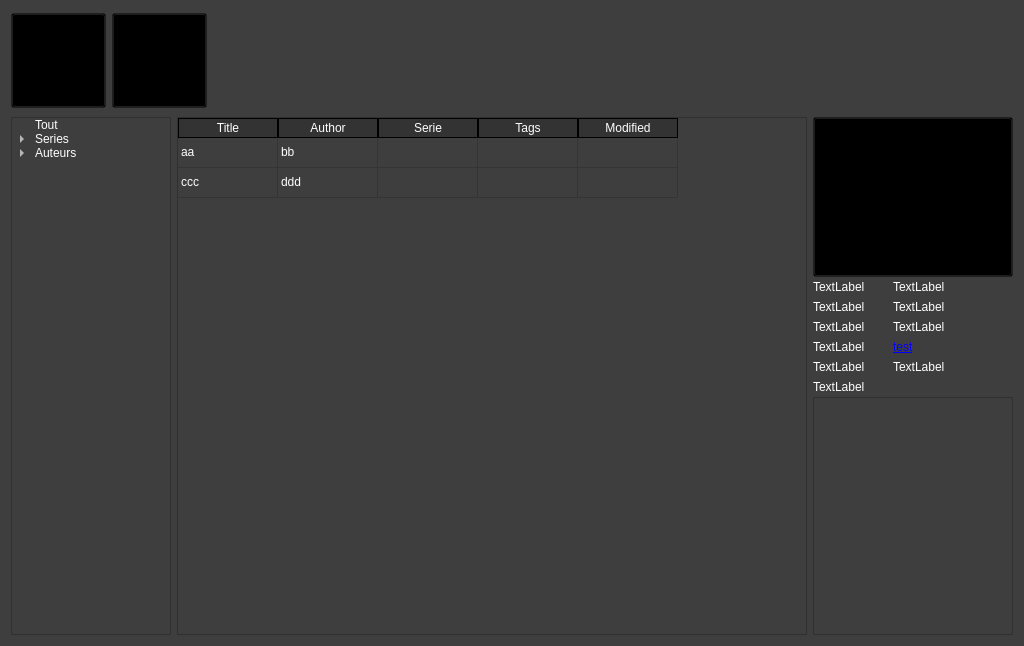
Before: the Qt Designer form home/home.ui in LordKBX/eBookCollection, drawn with Qt 5.
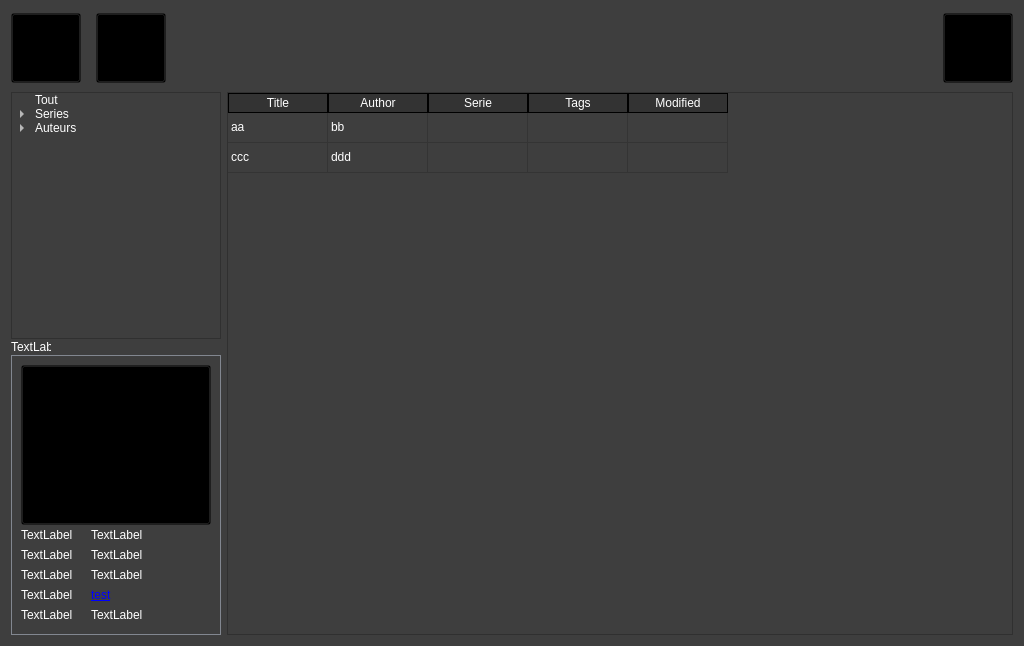
After: the same form once the commit is applied. Icons and pictures are not drawn.

Commit message: A lot of debug, put sort icon on book table view, usable left panel, change icons dirs, book openable with extern app, app icon

Diff of the .ui file:
```diff
--- a/home/home.ui
+++ b/home/home.ui
@@ -47,6 +47,18 @@
 }
 QPushButton:pressed{
 	background-color:rgb(75, 75, 75);
+}
+QFrame{
+	border-color: #828790;
+}
+QTableWidget{
+	border-color: #828790;
+}
+QTreeWidget{
+	border-color: #828790;
+}
+QLineEdit{
+	border-color: #828790;
 }</string>
   </property>
   <layout class="QVBoxLayout" name="verticalLayout_2">
@@ -55,13 +67,13 @@
      <property name="minimumSize">
       <size>
        <width>0</width>
-       <height>100</height>
+       <height>75</height>
       </size>
      </property>
      <property name="maximumSize">
       <size>
        <width>16777215</width>
-       <height>100</height>
+       <height>75</height>
       </size>
      </property>
      <property name="styleSheet">
@@ -70,22 +82,34 @@
      <property name="frameShape">
       <enum>QFrame::NoFrame</enum>
      </property>
+     <property name="verticalScrollBarPolicy">
+      <enum>Qt::ScrollBarAlwaysOff</enum>
+     </property>
      <property name="widgetResizable">
       <bool>true</bool>
      </property>
+     <property name="alignment">
+      <set>Qt::AlignLeading|Qt::AlignLeft|Qt::AlignTop</set>
+     </property>
      <widget class="QWidget" name="HeaderBlockScrollArea">
       <property name="geometry">
        <rect>
         <x>0</x>
         <y>0</y>
         <width>1006</width>
-        <height>100</height>
+        <height>75</height>
        </rect>
       </property>
       <property name="minimumSize">
        <size>
         <width>0</width>
-        <height>100</height>
+        <height>75</height>
+       </size>
+      </property>
+      <property name="maximumSize">
+       <size>
+        <width>16777215</width>
+        <height>75</height>
        </size>
       </property>
       <property name="autoFillBackground">
@@ -96,7 +120,7 @@
       </property>
       <layout class="QHBoxLayout" name="horizontalLayout">
        <property name="spacing">
-        <number>6</number>
+        <number>15</number>
        </property>
        <property name="leftMargin">
         <number>0</number>
@@ -114,14 +138,14 @@
         <widget class="QPushButton" name="HeaderBlockBtnAddBook">
          <property name="minimumSize">
           <size>
-           <width>95</width>
-           <height>95</height>
+           <width>70</width>
+           <height>70</height>
           </size>
          </property>
          <property name="maximumSize">
           <size>
-           <width>95</width>
-           <height>95</height>
+           <width>70</width>
+           <height>70</height>
           </size>
          </property>
          <property name="cursor">
@@ -142,8 +166,8 @@
          </property>
          <property name="iconSize">
           <size>
-           <width>70</width>
-           <height>70</height>
+           <width>60</width>
+           <height>60</height>
           </size>
          </property>
          <property name="autoDefault">
@@ -158,17 +182,17 @@
         </widget>
        </item>
        <item>
-        <widget class="QPushButton" name="HeaderBlockBtnSettings">
+        <widget class="QPushButton" name="HeaderBlockBtnDelBook">
          <property name="minimumSize">
           <size>
-           <width>95</width>
-           <height>95</height>
+           <width>70</width>
+           <height>70</height>
           </size>
          </property>
          <property name="maximumSize">
           <size>
-           <width>95</width>
-           <height>95</height>
+           <width>70</width>
+           <height>70</height>
           </size>
          </property>
          <property name="cursor">
@@ -177,6 +201,9 @@
          <property name="autoFillBackground">
           <bool>false</bool>
          </property>
+         <property name="styleSheet">
+          <string notr="true"/>
+         </property>
          <property name="text">
           <string/>
          </property>
@@ -186,11 +213,14 @@
          </property>
          <property name="iconSize">
           <size>
-           <width>70</width>
-           <height>70</height>
+           <width>60</width>
+           <height>60</height>
           </size>
          </property>
-         <property name="checkable">
+         <property name="autoDefault">
+          <bool>false</bool>
+         </property>
+         <property name="default">
           <bool>false</bool>
          </property>
          <property name="flat">
@@ -211,6 +241,47 @@
          </property>
         </spacer>
        </item>
+       <item>
+        <widget class="QPushButton" name="HeaderBlockBtnSettings">
+         <property name="minimumSize">
+          <size>
+           <width>70</width>
+           <height>70</height>
+          </size>
+         </property>
+         <property name="maximumSize">
+          <size>
+           <width>70</width>
+           <height>70</height>
+          </size>
+         </property>
+         <property name="cursor">
+          <cursorShape>PointingHandCursor</cursorShape>
+         </property>
+         <property name="autoFillBackground">
+          <bool>false</bool>
+         </property>
+         <property name="text">
+          <string/>
+         </property>
+         <property name="icon">
+          <iconset>
+           <normaloff>../icons/white/settings.png</normaloff>../icons/white/settings.png</iconset>
+         </property>
+         <property name="iconSize">
+          <size>
+           <width>60</width>
+           <height>60</height>
+          </size>
+         </property>
+         <property name="checkable">
+          <bool>false</bool>
+         </property>
+         <property name="flat">
+          <bool>false</bool>
+         </property>
+        </widget>
+       </item>
       </layout>
      </widget>
     </widget>
@@ -229,13 +300,13 @@
         <widget class="QTreeWidget" name="SortingBlockTree">
          <property name="minimumSize">
           <size>
-           <width>160</width>
+           <width>210</width>
            <height>0</height>
           </size>
          </property>
          <property name="maximumSize">
           <size>
-           <width>160</width>
+           <width>210</width>
            <height>16777215</height>
           </size>
          </property>
@@ -299,6 +370,363 @@
          </item>
         </widget>
        </item>
+       <item>
+        <layout class="QHBoxLayout" name="SortingBlockSearchBlock">
+         <item>
+          <widget class="QLabel" name="SortingBlockSearchLabel">
+           <property name="minimumSize">
+            <size>
+             <width>40</width>
+             <height>0</height>
+            </size>
+           </property>
+           <property name="maximumSize">
+            <size>
+             <width>40</width>
+             <height>16777215</height>
+            </size>
+           </property>
+           <property name="text">
+            <string>TextLabel</string>
+           </property>
+          </widget>
+         </item>
+         <item>
+          <widget class="QLineEdit" name="SortingBlockSearchValue">
+           <property name="maximumSize">
+            <size>
+             <width>170</width>
+             <height>16777215</height>
+            </size>
+           </property>
+           <property name="styleSheet">
+            <string notr="true">border: #828790 1px solid;</string>
+           </property>
+           <property name="readOnly">
+            <bool>true</bool>
+           </property>
+          </widget>
+         </item>
+        </layout>
+       </item>
+       <item>
+        <widget class="QFrame" name="InfoBlock_2">
+         <property name="maximumSize">
+          <size>
+           <width>200</width>
+           <height>16777215</height>
+          </size>
+         </property>
+         <property name="autoFillBackground">
+          <bool>false</bool>
+         </property>
+         <property name="styleSheet">
+          <string notr="true">QFrame{
+	color: #828790;
+	border-color: #828790;
+	border-top-width: 0px;
+}
+QLabel{
+	color: rgb(255, 255, 255);
+}</string>
+         </property>
+         <property name="frameShape">
+          <enum>QFrame::Panel</enum>
+         </property>
+         <property name="frameShadow">
+          <enum>QFrame::Plain</enum>
+         </property>
+         <layout class="QVBoxLayout" name="InfoBlock" stretch="0,0,0,0,0,0,0">
+          <property name="spacing">
+           <number>0</number>
+          </property>
+          <property name="sizeConstraint">
+           <enum>QLayout::SetMaximumSize</enum>
+          </property>
+          <item>
+           <widget class="QPushButton" name="InfoBlockCover">
+            <property name="minimumSize">
+             <size>
+              <width>190</width>
+              <height>160</height>
+             </size>
+            </property>
+            <property name="maximumSize">
+             <size>
+              <width>190</width>
+              <height>160</height>
+             </size>
+            </property>
+            <property name="styleSheet">
+             <string notr="true">background: transparent !important;</string>
+            </property>
+            <property name="text">
+             <string/>
+            </property>
+            <property name="iconSize">
+             <size>
+              <width>160</width>
+              <height>160</height>
+             </size>
+            </property>
+           </widget>
+          </item>
+          <item>
+           <layout class="QHBoxLayout" name="InfoBlockTitle">
+            <property name="spacing">
+             <number>0</number>
+            </property>
+            <property name="sizeConstraint">
+             <enum>QLayout::SetMinimumSize</enum>
+            </property>
+            <item>
+             <widget class="QLabel" name="InfoBlockTitleLabel">
+              <property name="minimumSize">
+               <size>
+                <width>70</width>
+                <height>20</height>
+               </size>
+              </property>
+              <property name="maximumSize">
+               <size>
+                <width>70</width>
+                <height>20</height>
+               </size>
+              </property>
+              <property name="text">
+               <string>TextLabel</string>
+              </property>
+             </widget>
+            </item>
+            <item>
+             <widget class="QLabel" name="InfoBlockTitleValue">
+              <property name="minimumSize">
+               <size>
+                <width>120</width>
+                <height>20</height>
+               </size>
+              </property>
+              <property name="maximumSize">
+               <size>
+                <width>120</width>
+                <height>20</height>
+               </size>
+              </property>
+              <property name="text">
+               <string>TextLabel</string>
+              </property>
+             </widget>
+            </item>
+           </layout>
+          </item>
+          <item>
+           <layout class="QHBoxLayout" name="InfoBlockSerie">
+            <property name="spacing">
+             <number>0</number>
+            </property>
+            <property name="sizeConstraint">
+             <enum>QLayout::SetMinimumSize</enum>
+            </property>
+            <item>
+             <widget class="QLabel" name="InfoBlockSerieLabel">
+              <property name="minimumSize">
+               <size>
+                <width>70</width>
+                <height>20</height>
+               </size>
+              </property>
+              <property name="maximumSize">
+               <size>
+                <width>70</width>
+                <height>20</height>
+               </size>
+              </property>
+              <property name="text">
+               <string>TextLabel</string>
+              </property>
+             </widget>
+            </item>
+            <item>
+             <widget class="QLabel" name="InfoBlockSerieValue">
+              <property name="minimumSize">
+               <size>
+                <width>120</width>
+                <height>20</height>
+               </size>
+              </property>
+              <property name="maximumSize">
+               <size>
+                <width>120</width>
+                <height>20</height>
+               </size>
+              </property>
+              <property name="text">
+               <string>TextLabel</string>
+              </property>
+             </widget>
+            </item>
+           </layout>
+          </item>
+          <item>
+           <layout class="QHBoxLayout" name="InfoBlockAuthors">
+            <property name="spacing">
+             <number>0</number>
+            </property>
+            <property name="sizeConstraint">
+             <enum>QLayout::SetMinimumSize</enum>
+            </property>
+            <item>
+             <widget class="QLabel" name="InfoBlockAuthorsLabel">
+              <property name="minimumSize">
+               <size>
+                <width>70</width>
+                <height>20</height>
+               </size>
+              </property>
+              <property name="maximumSize">
+               <size>
+                <width>70</width>
+                <height>20</height>
+               </size>
+              </property>
+              <property name="text">
+               <string>TextLabel</string>
+              </property>
+             </widget>
+            </item>
+            <item>
+             <widget class="QLabel" name="InfoBlockAuthorsValue">
+              <property name="minimumSize">
+               <size>
+                <width>120</width>
+                <height>20</height>
+               </size>
+              </property>
+              <property name="maximumSize">
+               <size>
+                <width>120</width>
+                <height>20</height>
+               </size>
+              </property>
+              <property name="text">
+               <string>TextLabel</string>
+              </property>
+             </widget>
+            </item>
+           </layout>
+          </item>
+          <item>
+           <layout class="QHBoxLayout" name="InfoBlockFileFormats">
+            <property name="spacing">
+             <number>0</number>
+            </property>
+            <property name="sizeConstraint">
+             <enum>QLayout::SetMinimumSize</enum>
+            </property>
+            <item>
+             <widget class="QLabel" name="InfoBlockFileFormatsLabel">
+              <property name="minimumSize">
+               <size>
+                <width>70</width>
+                <height>20</height>
+               </size>
+              </property>
+              <property name="maximumSize">
+               <size>
+                <width>70</width>
+                <height>20</height>
+               </size>
+              </property>
+              <property name="text">
+               <string>TextLabel</string>
+              </property>
+             </widget>
+            </item>
+            <item>
+             <widget class="QLabel" name="InfoBlockFileFormatsValue">
+              <property name="minimumSize">
+               <size>
+                <width>120</width>
+                <height>20</height>
+               </size>
+              </property>
+              <property name="maximumSize">
+               <size>
+                <width>120</width>
+                <height>20</height>
+               </size>
+              </property>
+              <property name="styleSheet">
+               <string notr="true"/>
+              </property>
+              <property name="text">
+               <string>&lt;a href=&quot;test&quot;&gt;test&lt;/a&gt;</string>
+              </property>
+             </widget>
+            </item>
+           </layout>
+          </item>
+          <item>
+           <layout class="QHBoxLayout" name="InfoBlockSize">
+            <property name="spacing">
+             <number>0</number>
+            </property>
+            <property name="sizeConstraint">
+             <enum>QLayout::SetMinimumSize</enum>
+            </property>
+            <item>
+             <widget class="QLabel" name="InfoBlockSizeLabel">
+              <property name="minimumSize">
+               <size>
+                <width>70</width>
+                <height>20</height>
+               </size>
+              </property>
+              <property name="maximumSize">
+               <size>
+                <width>70</width>
+                <height>20</height>
+               </size>
+              </property>
+              <property name="text">
+               <string>TextLabel</string>
+              </property>
+             </widget>
+            </item>
+            <item>
+             <widget class="QLabel" name="InfoBlockSizeValue">
+              <property name="minimumSize">
+               <size>
+                <width>120</width>
+                <height>20</height>
+               </size>
+              </property>
+              <property name="maximumSize">
+               <size>
+                <width>120</width>
+                <height>20</height>
+               </size>
+              </property>
+              <property name="text">
+               <string>TextLabel</string>
+              </property>
+             </widget>
+            </item>
+           </layout>
+          </item>
+          <item>
+           <layout class="QVBoxLayout" name="InfoBlockSynopsis">
+            <property name="spacing">
+             <number>0</number>
+            </property>
+            <property name="sizeConstraint">
+             <enum>QLayout::SetMinimumSize</enum>
+            </property>
+           </layout>
+          </item>
+         </layout>
+        </widget>
+       </item>
       </layout>
      </item>
      <item>
@@ -321,7 +749,11 @@
 text-align: right;
 font-family: arial;
 font-size: 12px; }
-QTableView::item { padding: 0px }</string>
+QTableView::item { padding: 0px }
+
+QTableView::item {cursor:pointer;}
+QTableView::item:hover {background: skyblue;}
+QTableView::item:selected {background: lightgray; color: black;}</string>
          </property>
          <property name="editTriggers">
           <set>QAbstractItemView::AnyKeyPressed|QAbstractItemView::EditKeyPressed|QAbstractItemView::SelectedClicked</set>
@@ -442,326 +874,6 @@
        </item>
       </layout>
      </item>
-     <item>
-      <layout class="QVBoxLayout" name="InfoBlock" stretch="0,0,0,0,0,0,0">
-       <property name="spacing">
-        <number>0</number>
-       </property>
-       <property name="sizeConstraint">
-        <enum>QLayout::SetMaximumSize</enum>
-       </property>
-       <item>
-        <widget class="QPushButton" name="InfoBlockCover">
-         <property name="minimumSize">
-          <size>
-           <width>0</width>
-           <height>160</height>
-          </size>
-         </property>
-         <property name="styleSheet">
-          <string notr="true">background: transparent !important;</string>
-         </property>
-         <property name="text">
-          <string/>
-         </property>
-         <property name="iconSize">
-          <size>
-           <width>160</width>
-           <height>160</height>
-          </size>
-         </property>
-        </widget>
-       </item>
-       <item>
-        <layout class="QHBoxLayout" name="InfoBlockTitle">
-         <property name="spacing">
-          <number>0</number>
-         </property>
-         <property name="sizeConstraint">
-          <enum>QLayout::SetMinimumSize</enum>
-         </property>
-         <item>
-          <widget class="QLabel" name="InfoBlockTitleLabel">
-           <property name="minimumSize">
-            <size>
-             <width>80</width>
-             <height>20</height>
-            </size>
-           </property>
-           <property name="maximumSize">
-            <size>
-             <width>80</width>
-             <height>20</height>
-            </size>
-           </property>
-           <property name="text">
-            <string>TextLabel</string>
-           </property>
-          </widget>
-         </item>
-         <item>
-          <widget class="QLabel" name="InfoBlockTitleValue">
-           <property name="minimumSize">
-            <size>
-             <width>120</width>
-             <height>20</height>
-            </size>
-           </property>
-           <property name="maximumSize">
-            <size>
-             <width>120</width>
-             <height>20</height>
-            </size>
-           </property>
-           <property name="text">
-            <string>TextLabel</string>
-           </property>
-          </widget>
-         </item>
-        </layout>
-       </item>
-       <item>
-        <layout class="QHBoxLayout" name="InfoBlockSerie">
-         <property name="spacing">
-          <number>0</number>
-         </property>
-         <property name="sizeConstraint">
-          <enum>QLayout::SetMinimumSize</enum>
-         </property>
-         <item>
-          <widget class="QLabel" name="InfoBlockSerieLabel">
-           <property name="minimumSize">
-            <size>
-             <width>80</width>
-             <height>20</height>
-            </size>
-           </property>
-           <property name="maximumSize">
-            <size>
-             <width>80</width>
-             <height>20</height>
-            </size>
-           </property>
-           <property name="text">
-            <string>TextLabel</string>
-           </property>
-          </widget>
-         </item>
-         <item>
-          <widget class="QLabel" name="InfoBlockSerieValue">
-           <property name="minimumSize">
-            <size>
-             <width>120</width>
-             <height>20</height>
-            </size>
-           </property>
-           <property name="maximumSize">
-            <size>
-             <width>120</width>
-             <height>20</height>
-            </size>
-           </property>
-           <property name="text">
-            <string>TextLabel</string>
-           </property>
-          </widget>
-         </item>
-        </layout>
-       </item>
-       <item>
-        <layout class="QHBoxLayout" name="InfoBlockAuthors">
-         <property name="spacing">
-          <number>0</number>
-         </property>
-         <property name="sizeConstraint">
-          <enum>QLayout::SetMinimumSize</enum>
-         </property>
-         <item>
-          <widget class="QLabel" name="InfoBlockAuthorsLabel">
-           <property name="minimumSize">
-            <size>
-             <width>80</width>
-             <height>20</height>
-            </size>
-           </property>
-           <property name="maximumSize">
-            <size>
-             <width>80</width>
-             <height>20</height>
-            </size>
-           </property>
-           <property name="text">
-            <string>TextLabel</string>
-           </property>
-          </widget>
-         </item>
-         <item>
-          <widget class="QLabel" name="InfoBlockAuthorsValue">
-           <property name="minimumSize">
-            <size>
-             <width>120</width>
-             <height>20</height>
-            </size>
-           </property>
-           <property name="maximumSize">
-            <size>
-             <width>120</width>
-             <height>20</height>
-            </size>
-           </property>
-           <property name="text">
-            <string>TextLabel</string>
-           </property>
-          </widget>
-         </item>
-        </layout>
-       </item>
-       <item>
-        <layout class="QHBoxLayout" name="InfoBlockFileFormats">
-         <property name="spacing">
-          <number>0</number>
-         </property>
-         <property name="sizeConstraint">
-          <enum>QLayout::SetMinimumSize</enum>
-         </property>
-         <item>
-          <widget class="QLabel" name="InfoBlockFileFormatsLabel">
-           <property name="minimumSize">
-            <size>
-             <width>80</width>
-             <height>20</height>
-            </size>
-           </property>
-           <property name="maximumSize">
-            <size>
-             <width>80</width>
-             <height>20</height>
-            </size>
-           </property>
-           <property name="text">
-            <string>TextLabel</string>
-           </property>
-          </widget>
-         </item>
-         <item>
-          <widget class="QLabel" name="InfoBlockFileFormatsValue">
-           <property name="minimumSize">
-            <size>
-             <width>120</width>
-             <height>20</height>
-            </size>
-           </property>
-           <property name="maximumSize">
-            <size>
-             <width>120</width>
-             <height>20</height>
-            </size>
-           </property>
-           <property name="styleSheet">
-            <string notr="true"/>
-           </property>
-           <property name="text">
-            <string>&lt;a href=&quot;test&quot;&gt;test&lt;/a&gt;</string>
-           </property>
-          </widget>
-         </item>
-        </layout>
-       </item>
-       <item>
-        <layout class="QHBoxLayout" name="InfoBlockSize">
-         <property name="spacing">
-          <number>0</number>
-         </property>
-         <property name="sizeConstraint">
-          <enum>QLayout::SetMinimumSize</enum>
-         </property>
-         <item>
-          <widget class="QLabel" name="InfoBlockSizeLabel">
-           <property name="minimumSize">
-            <size>
-             <width>80</width>
-             <height>20</height>
-            </size>
-           </property>
-           <property name="maximumSize">
-            <size>
-             <width>80</width>
-             <height>20</height>
-            </size>
-           </property>
-           <property name="text">
-            <string>TextLabel</string>
-           </property>
-          </widget>
-         </item>
-         <item>
-          <widget class="QLabel" name="InfoBlockSizeValue">
-           <property name="minimumSize">
-            <size>
-             <width>120</width>
-             <height>20</height>
-            </size>
-           </property>
-           <property name="maximumSize">
-            <size>
-             <width>120</width>
-             <height>20</height>
-            </size>
-           </property>
-           <property name="text">
-            <string>TextLabel</string>
-           </property>
-          </widget>
-         </item>
-        </layout>
-       </item>
-       <item>
-        <layout class="QVBoxLayout" name="InfoBlockSynopsis">
-         <property name="spacing">
-          <number>0</number>
-         </property>
-         <property name="sizeConstraint">
-          <enum>QLayout::SetMinimumSize</enum>
-         </property>
-         <item>
-          <widget class="QLabel" name="InfoBlockSynopsisLabel">
-           <property name="minimumSize">
-            <size>
-             <width>200</width>
-             <height>20</height>
-            </size>
-           </property>
-           <property name="maximumSize">
-            <size>
-             <width>200</width>
-             <height>20</height>
-            </size>
-           </property>
-           <property name="text">
-            <string>TextLabel</string>
-           </property>
-          </widget>
-         </item>
-         <item>
-          <widget class="QTextBrowser" name="InfoBlockSynopsisValue">
-           <property name="minimumSize">
-            <size>
-             <width>200</width>
-             <height>0</height>
-            </size>
-           </property>
-           <property name="maximumSize">
-            <size>
-             <width>200</width>
-             <height>16777215</height>
-            </size>
-           </property>
-          </widget>
-         </item>
-        </layout>
-       </item>
-      </layout>
-     </item>
     </layout>
    </item>
   </layout>
```
Left out of the diff: 4 changed lines with no effect on the pictures. The commit also changes 46 other files.
